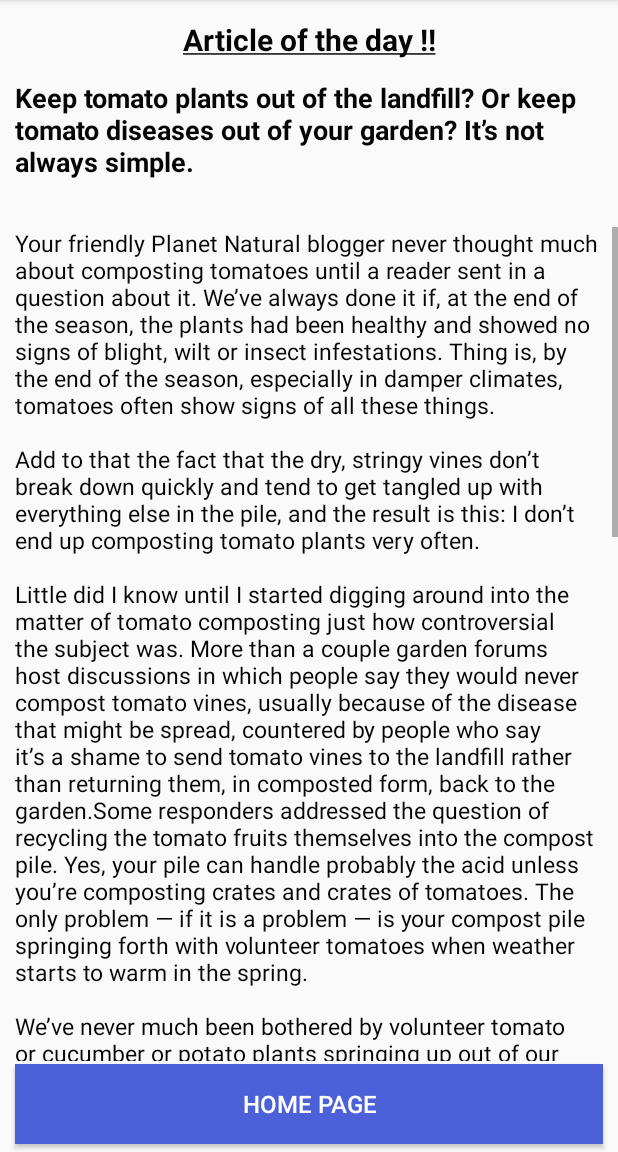
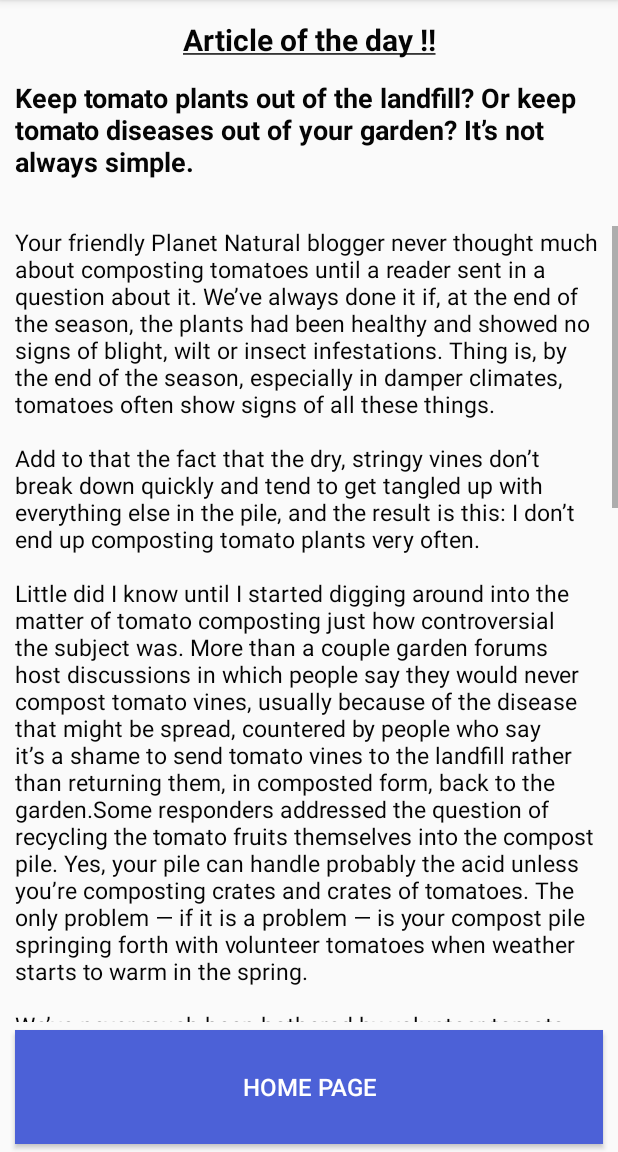
Before and after one commit to harshpatil/Compost-Crossing, an Android app: the Article screen opened directly, with no data from a screen before it, on a phone screen of 412 x 824 dp, the part 84-1236 px from its top. Run offline under Robolectric (Android 15) with nearby library versions, the phone set to English and light mode, and no system bars.

Commit message:
changed button size

```diff
--- a/Compost-Crossing/app/src/main/res/layout/news_article.xml
+++ b/Compost-Crossing/app/src/main/res/layout/news_article.xml
@@ -37,14 +37,14 @@
     <ScrollView
         android:layout_width="match_parent"
         android:layout_height="0dp"
-        android:layout_weight="7.3">
+        android:layout_weight="7">
     <TextView
         android:id="@+id/articleBody"
         android:layout_width="match_parent"
         android:textColor="@color/articleHeader"
         android:textSize="15dp"
         android:layout_height="0dp"
-        android:layout_weight="7.3"
+        android:layout_weight="7"
         android:layout_marginLeft="10dp"
         android:layout_marginRight="10dp"/>
     </ScrollView>
@@ -58,8 +58,8 @@
         android:textSize="16dp"
         android:gravity="center"
         android:layout_height="0dp"
-        android:layout_weight="0.7"
-        android:layout_marginTop="2dp"
+        android:layout_weight="1"
+        android:layout_marginTop="5dp"
         android:layout_marginLeft="10dp"
         android:layout_marginRight="10dp"
         android:layout_marginBottom="5dp"/>
```
